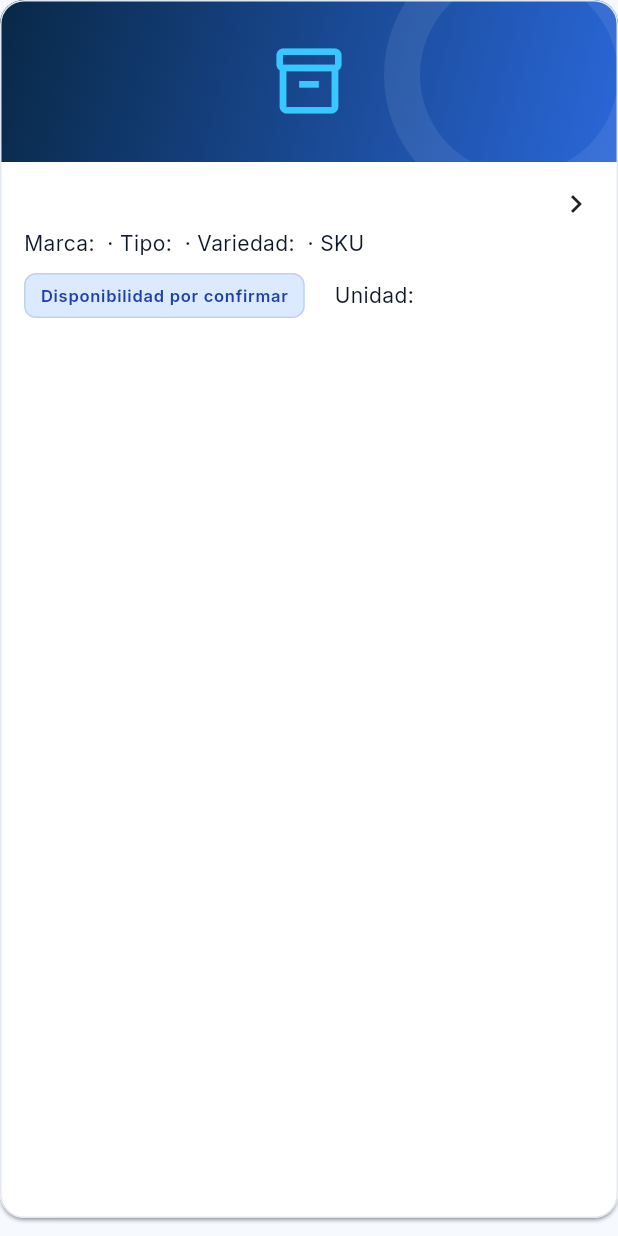
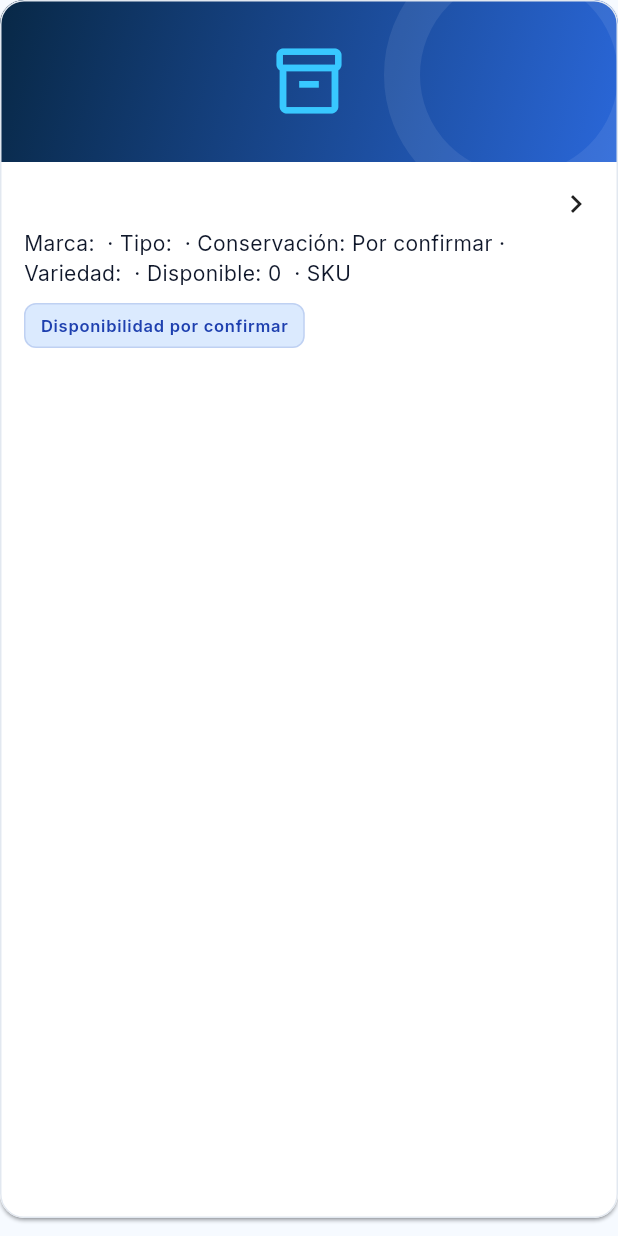
Before and after one commit to nexa-suite/mobile, a Flutter app: the _CatalogItemCard widget shown alone on an empty page, opened directly with empty values, on a phone screen of 412 x 824 dp. Run offline on Flutter 3.47's test engine with Material 3 defaults, Android fonts, the phone set to English and light mode, and no system bars; our stand-ins replace file_picker, flutter_map, flutter_secure_storage, go_router, latlong2, local_auth; missing offline and left inert: flutter_stripe, mobile_scanner; accounts and stored records are empty.

Commit message:
feat(catalog): show cold-chain availability

```diff
--- a/apps/buyer-mobile/lib/contexts/catalog_commercial_policy/presentation/catalog_page.dart
+++ b/apps/buyer-mobile/lib/contexts/catalog_commercial_policy/presentation/catalog_page.dart
@@ -472,11 +472,16 @@ final class _CatalogItemCard extends StatelessWidget {
     final detail = [
       if (item.brandName != null) 'Marca: ${item.brandName}',
       if (item.categoryName != null) 'Tipo: ${item.categoryName}',
+      if (item.coldChainRequirement != null)
+        'Conservación: ${_coldChainLabel(item.coldChainRequirement!)}',
       if (item.productFamilyName != null &&
           item.productFamilyName != item.itemName)
         'Familia: ${item.productFamilyName}',
       if (item.productVariantName != null)
         'Variedad: ${item.productVariantName}',
+      if (item.sellableAvailability case final available?)
+        'Disponible: ${_quantityLabel(available)}'
+            '${item.unitOfMeasure == null ? '' : ' ${item.unitOfMeasure}'}',
       item.presentation,
       if (item.skuCode != null) 'SKU ${item.skuCode}',
     ].whereType<String>().where((value) => value.isNotEmpty).join(' · ');
@@ -526,7 +531,8 @@ final class _CatalogItemCard extends StatelessWidget {
                           style: Theme.of(context).textTheme.titleMedium,
                         ),
                       if (item.unitOfMeasure case final unit?)
-                        Text('Unidad: $unit'),
+                        if (item.sellableAvailability == null)
+                          Text('Unidad: $unit'),
                     ],
                   ),
                 ],
@@ -544,6 +550,20 @@ final class _CatalogItemCard extends StatelessWidget {
     'UNAVAILABLE' => 'No disponible',
     _ => 'Disponibilidad por confirmar',
   };
+
+  String _coldChainLabel(String requirement) =>
+      switch (requirement.trim().toUpperCase()) {
+        'NONE' => 'No requiere frío',
+        'REFRIGERATED' => 'Refrigerado',
+        'FROZEN' => 'Congelado',
+        _ => 'Por confirmar',
+      };
+
+  String _quantityLabel(num quantity) {
+    final value = quantity.toString();
+    if (value.endsWith('.0')) return value.substring(0, value.length - 2);
+    return value.replaceAll('.', ',');
+  }
 }
 
 final class _PageControls extends StatelessWidget {
```
Also changed, not shown: 2 other files.
